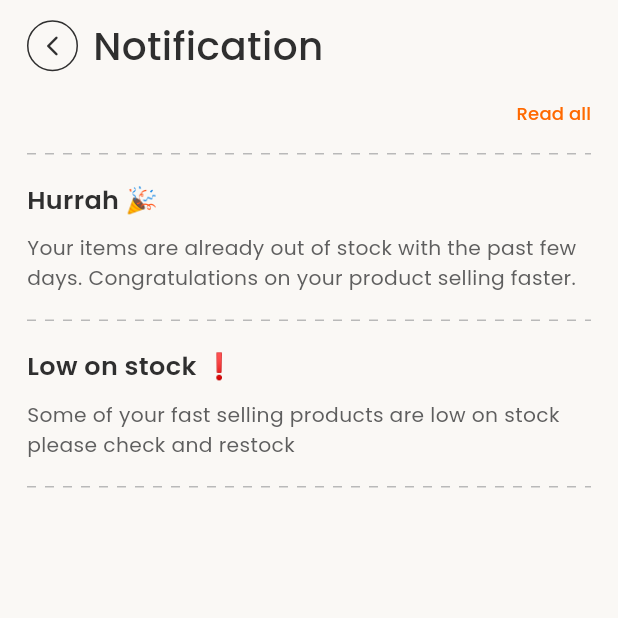
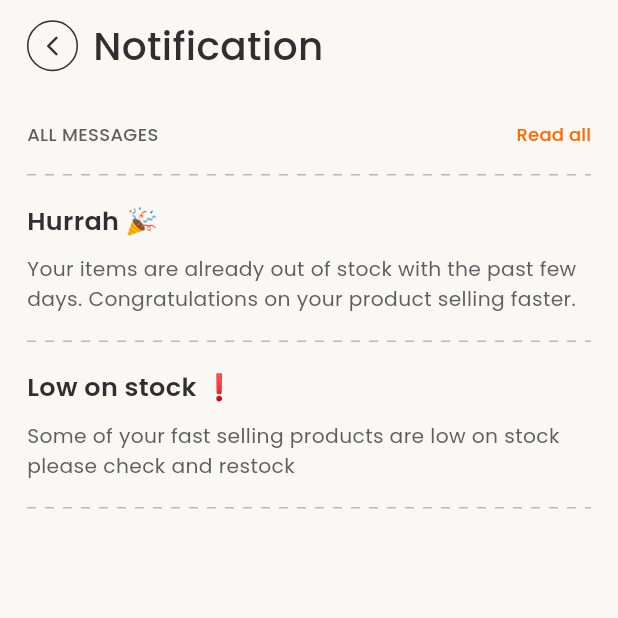
Before and after one commit to Florastein/store, a Flutter app: the CustomerNotificationPage screen opened directly, on a phone screen of 412 x 824 dp, the top half of it. Run offline on Flutter 3.47's test engine with Material 3 defaults, Android fonts, the phone set to English and light mode, and no system bars; our stand-ins replace google_fonts, hugeicons, lottie.

Commit message:
dave push 1

```diff
--- a/lib/pages/customer/dashboard.dart
+++ b/lib/pages/customer/dashboard.dart
@@ -4,6 +4,7 @@ import 'package:flutter/material.dart';
 import 'package:google_fonts/google_fonts.dart';
 import 'package:hugeicons/hugeicons.dart';
 import 'package:store/pages/customer/overview.dart';
+import 'package:store/pages/customer/stock.dart';
 import 'package:store/theme/app_colors.dart';
 
 class CustomerDashboard extends StatefulWidget {
@@ -35,7 +36,7 @@ class _CustomerDashboardState extends State<CustomerDashboard> {
   late final List<Widget> _pages = [
     CustomerOverview(),
     const _PlaceholderPage(title: 'Checkout'),
-    const _PlaceholderPage(title: 'Stock'),
+    const StockPage(),
     const _PlaceholderPage(title: 'Settings'),
   ];
 
--- a/lib/pages/customer/notification_page.dart
+++ b/lib/pages/customer/notification_page.dart
@@ -2,8 +2,17 @@ import 'package:flutter/material.dart';
 import 'package:google_fonts/google_fonts.dart';
 import 'package:store/theme/app_colors.dart';
 
-class CustomerNotificationPage extends StatelessWidget {
+class CustomerNotificationPage extends StatefulWidget {
   const CustomerNotificationPage({super.key});
+
+  @override
+  State<CustomerNotificationPage> createState() =>
+      _CustomerNotificationPageState();
+}
+
+class _CustomerNotificationPageState extends State<CustomerNotificationPage> {
+  bool _allRead = false;
+  bool _messagesDeleted = false;
 
   @override
   Widget build(BuildContext context) {
@@ -45,45 +54,107 @@ class CustomerNotificationPage extends StatelessWidget {
                   ),
                 ],
               ),
-              const SizedBox(height: 18),
-              Align(
-                alignment: Alignment.centerRight,
-                child: TextButton(
-                  onPressed: () {},
+              const SizedBox(height: 32),
+              if (!_messagesDeleted)
+                Row(
+                  mainAxisAlignment: MainAxisAlignment.spaceBetween,
+                  children: [
+                    if (!_allRead)
+                      Text(
+                        'ALL MESSAGES',
+                        style: GoogleFonts.poppins(
+                          fontSize: 12,
+                          fontWeight: FontWeight.w500,
+                          color: const Color(0xFF5E5E5E),
+                        ),
+                      ),
+                    TextButton(
+                      onPressed: () {
+                        setState(() {
+                          if (_allRead && !_messagesDeleted) {
+                            // Delete all messages
+                            _messagesDeleted = true;
+                          } else if (!_allRead && !_messagesDeleted) {
+                            // Mark all as read
+                            _allRead = true;
+                          }
+                        });
+                      },
                       style: TextButton.styleFrom(
-                    foregroundColor: AppColors.navigationActive,
+                        foregroundColor:
+                            _allRead ? Colors.red : AppColors.navigationActive,
                         padding: EdgeInsets.zero,
                         minimumSize: Size.zero,
                         tapTargetSize: MaterialTapTargetSize.shrinkWrap,
                       ),
                       child: Text(
-                    'Read all',
+                        _allRead ? 'Delete all' : 'Read all',
                         style: GoogleFonts.poppins(
                           fontSize: 12,
                           fontWeight: FontWeight.w500,
-                      color: AppColors.navigationActive,
+                          color: _allRead ? Colors.red : AppColors.navigationActive,
                         ),
                       ),
+                    )
+                  ],
                 ),
-              ),
+
               const SizedBox(height: 18),
               const _DashedDivider(),
               const SizedBox(height: 18),
+              if (_messagesDeleted)
+                Expanded(
+                  child: Center(
+                    child: Column(
+                      mainAxisAlignment: MainAxisAlignment.center,
+                      children: [
+                        Icon(
+                          Icons.inbox_outlined,
+                          size: 64,
+                          color: const Color(0xFFD0D0D0),
+                        ),
+                        const SizedBox(height: 16),
+                        Text(
+                          'No Notifications',
+                          style: GoogleFonts.poppins(
+                            fontSize: 18,
+                            fontWeight: FontWeight.w600,
+                            color: const Color(0xFFB9B9B9),
+                          ),
+                        ),
+                        const SizedBox(height: 8),
+                        Text(
+                          'You\'re all caught up! 🎉',
+                          style: GoogleFonts.poppins(
+                            fontSize: 14,
+                            color: const Color(0xFFD0D0D0),
+                          ),
+                        ),
+                      ],
+                    ),
+                  ),
+                )
+              else ...[
+                if (!_messagesDeleted)
                   _NotificationItem(
                     title: 'Hurrah 🎉',
                     message:
                         'Your items are already out of stock with the past few days. Congratulations on your product selling faster.',
+                    isRead: _allRead,
                   ),
-              const SizedBox(height: 18),
-              const _DashedDivider(),
-              const SizedBox(height: 18),
+                if (!_messagesDeleted) const SizedBox(height: 18),
+                if (!_messagesDeleted) const _DashedDivider(),
+                if (!_messagesDeleted) const SizedBox(height: 18),
+                if (!_messagesDeleted)
                   _NotificationItem(
                     title: 'Low on stock ❗',
                     message:
                         'Some of your fast selling products are low on stock please check and restock',
+                    isRead: _allRead,
                   ),
-              const SizedBox(height: 18),
-              const _DashedDivider(),
+                if (!_messagesDeleted) const SizedBox(height: 18),
+                if (!_messagesDeleted) const _DashedDivider(),
+              ]
             ],
           ),
         ),
@@ -93,10 +164,15 @@ class CustomerNotificationPage extends StatelessWidget {
 }
 
 class _NotificationItem extends StatelessWidget {
-  const _NotificationItem({required this.title, required this.message});
+  const _NotificationItem({
+    required this.title,
+    required this.message,
+    this.isRead = false,
+  });
 
   final String title;
   final String message;
+  final bool isRead;
 
   @override
   Widget build(BuildContext context) {
@@ -108,7 +184,7 @@ class _NotificationItem extends StatelessWidget {
           style: GoogleFonts.poppins(
             fontSize: 17,
             fontWeight: FontWeight.w600,
-            color: const Color(0xFF2F2F2F),
+            color: isRead ? const Color(0xFFB9B9B9) : const Color(0xFF2F2F2F),
           ),
         ),
         const SizedBox(height: 10),
@@ -117,7 +193,7 @@ class _NotificationItem extends StatelessWidget {
           style: GoogleFonts.poppins(
             fontSize: 13.5,
             height: 1.45,
-            color: const Color(0xFF5E5E5E),
+            color: isRead ? const Color(0xFFD0D0D0) : const Color(0xFF5E5E5E),
           ),
         ),
       ],
```
Also changed, not shown: lib/pages/customer/overview.dart (+15 -2 lines), lib/pages/customer/stock.dart (added, +398 -0 lines). Lines whose indentation alone changed are shown as unchanged.
